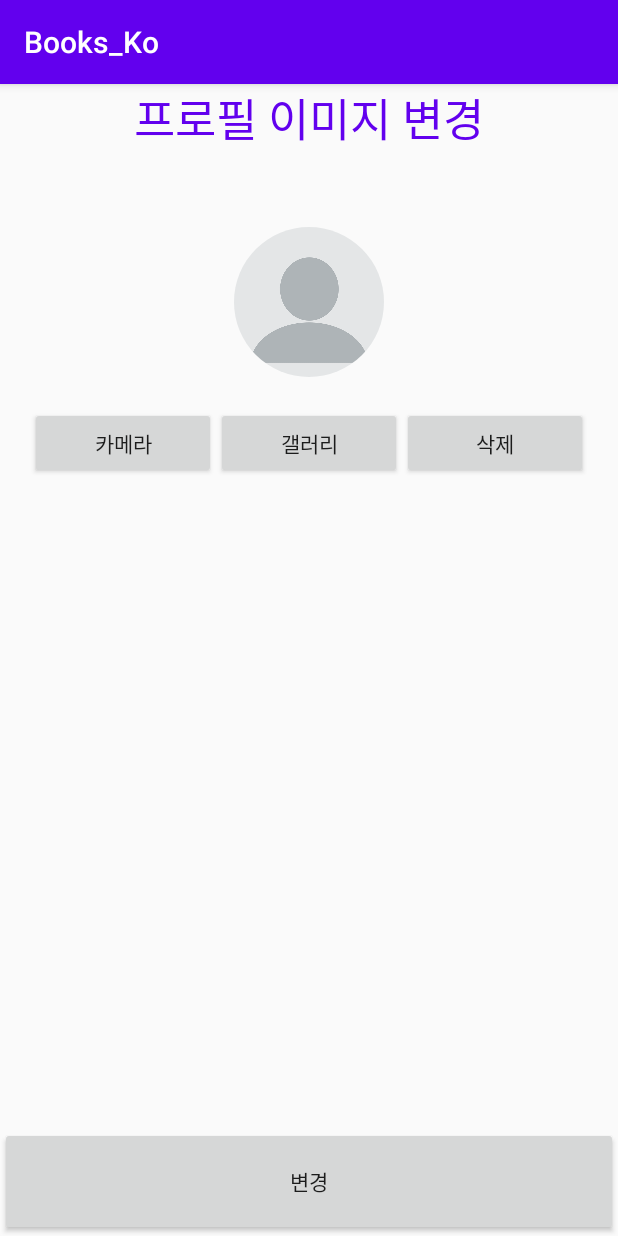
After one commit to superphs333/Books_Ko, an Android app: the Activity_Change_Profile screen opened directly, with no data from a screen before it, on a phone screen of 412 x 824 dp. The commit adds this screen. Run offline under Robolectric (Android 15) with nearby library versions, the phone set to English and light mode, and no system bars; our stand-ins replace CircleImageView, Room's generated code, Volley; libraries missing offline, so code that uses them is left out: com.yalantis.ucrop; network calls fail; pictures from the network do not load; 2 statements that could not run were skipped.

Commit message:
마이페이지-프로필 이미지 변경

```diff
--- a/app/src/main/AndroidManifest.xml
+++ b/app/src/main/AndroidManifest.xml
@@ -39,6 +39,9 @@
         android:roundIcon="@mipmap/ic_launcher_round"
         android:supportsRtl="true"
         android:theme="@style/AppTheme">
+        <activity
+            android:name=".Activity_Change_Profile"
+            android:exported="false" />
         <activity
             android:name=".Activity_Management_Follow"
             android:exported="false" />
--- /dev/null
+++ b/app/src/main/java/com/example/books_ko/Activity_Change_Profile.kt
@@ -0,0 +1,256 @@
+package com.example.books_ko
+
+import android.app.Activity
+import android.content.Intent
+import android.net.Uri
+import androidx.appcompat.app.AppCompatActivity
+import android.os.Bundle
+import android.os.Environment
+import android.util.Log
+import android.view.View
+import android.widget.Toast
+import androidx.activity.result.ActivityResult
+import androidx.activity.result.ActivityResultLauncher
+import androidx.activity.result.contract.ActivityResultContracts
+import androidx.room.Room
+import com.bumptech.glide.Glide
+import com.example.books_ko.Data.ApiData
+import com.example.books_ko.DataBase.UserDatabase
+import com.example.books_ko.Function.AboutMember
+import com.example.books_ko.Function.AboutPicture
+import com.example.books_ko.Interface.JsonPlaceHolderApi
+import com.example.books_ko.databinding.ActivityChangeProfileBinding
+import com.yalantis.ucrop.UCrop
+import kotlinx.coroutines.CoroutineScope
+import kotlinx.coroutines.Dispatchers
+import kotlinx.coroutines.launch
+import kotlinx.coroutines.withContext
+import okhttp3.MediaType.Companion.toMediaTypeOrNull
+import okhttp3.MultipartBody
+import okhttp3.RequestBody.Companion.asRequestBody
+import okhttp3.RequestBody.Companion.toRequestBody
+import retrofit2.Call
+import retrofit2.Callback
+import retrofit2.Response
+import retrofit2.Retrofit
+import retrofit2.converter.gson.GsonConverterFactory
+import java.io.File
+import java.io.FileOutputStream
+import java.text.SimpleDateFormat
+import java.util.*
+
+class Activity_Change_Profile : AppCompatActivity() {
+
+    private lateinit var binding : ActivityChangeProfileBinding
+
+    private lateinit var database : UserDatabase
+
+    var email = ""
+
+    /*
+    카메라, 갤러리 관련
+     */
+    // launher 선언
+    private var rl_camera // 카메라
+            : ActivityResultLauncher<Intent>? = null
+    private var rl_gallery // 갤러리
+            : ActivityResultLauncher<Intent>? = null
+    private var rl_crop // 크롭
+            : ActivityResultLauncher<Intent>? = null
+    var image_Uri: String? = null
+
+    override fun onCreate(savedInstanceState: Bundle?) {
+        super.onCreate(savedInstanceState)
+        binding = ActivityChangeProfileBinding.inflate(layoutInflater)
+        setContentView(binding.root)
+
+        // [개선] 권한설정
+
+        /*
+        기존 이미지 셋팅
+         */
+        database = Room.databaseBuilder(applicationContext, UserDatabase::class.java, "app_database").build()
+        val userLiveData = database.userDao().getUser()
+        CoroutineScope(Dispatchers.IO).launch{
+            withContext(Dispatchers.Main){
+                userLiveData.observe(this@Activity_Change_Profile, androidx.lifecycle.Observer { userLiveData ->
+                    email = userLiveData.email
+                    Log.i("정보태그","email->$email")
+                    CoroutineScope(Dispatchers.IO).launch{
+                        image_Uri = AboutMember.getMemberInfo(applicationContext,email,"profile_url")
+                        if(image_Uri!=null || image_Uri!=""){
+                            withContext(Dispatchers.Main){
+                                // 프로필 이미지 셋팅
+                                val glideImg = if (image_Uri!!.contains(getString(R.string.img_profile))) {
+                                    getString(R.string.server_url).removeSuffix("/") + image_Uri
+                                } else image_Uri
+                                Log.i("정보태그","glideImg->$glideImg")
+                                Glide.with(applicationContext).load(glideImg).into(binding.imgProfile)
+                            }
+                        }
+
+                    }
+                })
+            }
+        }
+
+
+        rl_crop = registerForActivityResult(
+            ActivityResultContracts.StartActivityForResult()
+        ) { result ->
+            Log.i("정보태그", "result->" + result)
+            if (result.resultCode == Activity.RESULT_OK) {
+
+                var resultUri = result.data?.let { UCrop.getOutput(it) };
+                Log.i("정보태그","(크롭후)resultUri->"+resultUri)
+
+                // 이미지 URI가 캐시 디렉토리를 참조하는 경우 외부 저장소로 복사
+                if (resultUri != null && resultUri.toString().startsWith("file:///data/user/0/")) {
+                    val timeStamp  = SimpleDateFormat("yyyyMMdd_HHmmss").format(Date())
+                    val imageFileName = "Profile_$timeStamp"+"_"
+                    val inputStream = contentResolver.openInputStream(resultUri) // 이미지 파일 읽는다
+                    val outputFile = File(applicationContext.getExternalFilesDir(Environment.DIRECTORY_PICTURES), "${imageFileName}.jpg") // 외부 저장소에 새 이미지 파일 생성
+                    val outputStream = FileOutputStream(outputFile)
+
+                    // 이미지 파일 복사
+                    inputStream.use { input ->
+                        outputStream.use { output ->
+                            input?.copyTo(output)
+                        }
+                    }
+
+                    // 외부 저장소에 있는 새 파일의 URI로 변경
+                    resultUri = Uri.fromFile(outputFile)
+                    image_Uri = resultUri?.toString()?.removePrefix("file://")
+                }
+
+                // 이미지 셋팅
+                binding.imgProfile.setImageURI(resultUri)
+
+
+            } else if (result.resultCode == UCrop.RESULT_ERROR) {
+                val cropError = UCrop.getError(result.data!!)
+                if (cropError != null) {
+                    Log.e("TAG", "UCrop error: ${cropError.message}")
+                }
+            }
+        }
+
+        rl_camera = registerForActivityResult<Intent, ActivityResult>(
+            ActivityResultContracts.StartActivityForResult(),
+        ) { result ->
+            if (result.resultCode == RESULT_OK) {
+                Log.i("정보태그", "(registerForActivityResult)카메라")
+                Log.i("정보태그", "(카메라)image_Uri=>$image_Uri")
+                val original_uri = Uri.parse(image_Uri)
+                var return_uri: Uri? = null
+                return_uri = if (original_uri.scheme == null) {
+                    Log.i("정보태그", "original_uri.getScheme()==null")
+                    Uri.fromFile(File(image_Uri))
+                } else {
+                    Log.i("정보태그", "original_uri.getScheme()!=null")
+                    original_uri
+                }
+                Log.i("정보태그", "return_uri=$return_uri")
+                // 앞에 file://이 붙어서 나옴
+
+                // 이미지 크롭하기
+                var cropIntent = UCrop.of(return_uri, return_uri)
+                    .withAspectRatio(1f, 1f) // 사각형 비율을 사용하려면 이 줄을 삭제하거나 주석 처리하세요.
+                    .getIntent(applicationContext)
+                rl_crop!!.launch(cropIntent)
+            }
+        }
+
+
+        rl_gallery = registerForActivityResult<Intent, ActivityResult>(
+            ActivityResultContracts.StartActivityForResult(),
+        ) { result ->
+            if (result.resultCode == RESULT_OK) {
+                // 이미지 크롭하기
+                val imageUri = result.data!!.data!!
+                val outputUri = Uri.fromFile(File(applicationContext.cacheDir, "cropped_image.jpg"))
+                var cropIntent2 = UCrop.of(imageUri, outputUri)
+                    .withAspectRatio(1f, 1f) // 사각형 비율을 사용하려면 이 줄을 삭제하거나 주석 처리하세요.
+                    .getIntent(applicationContext)
+                rl_crop!!.launch(cropIntent2)
+            }
+        }
+    }
+
+
+
+
+
+
+    /*
+    카메라에서 프로필이미지 셋팅
+     */
+    fun camera_ksfor_profile(view: View) {
+        image_Uri = AboutPicture.cameraOnePicture(rl_camera!!, applicationContext,getString(R.string.img_profile))
+    }
+
+
+
+    /*
+    갤러리에서 프로필 이미지 셋팅
+     */
+    fun gallery_for_profile(view: View) {
+        AboutPicture.gallery_one_picture(rl_gallery!!);
+    }
+
+    /*
+    프로필 이미지 삭제
+     */
+    fun delete_profile_picture(view: View) {
+        // 프로필 이미지에 기본 이미지 셋팅
+        binding.imgProfile.setImageResource(R.drawable.basic_profile_img)
+        // uri에 셋팅되어 있는 값 초기화
+        image_Uri = null
+    }
+
+    /*
+    프로필 이미지 서버로 전송
+     */
+    // [개선] 이미지 없을 때 처리
+    fun send_to_server(view: View) {
+        val retrofit = Retrofit.Builder()
+            .baseUrl(applicationContext.getString(R.string.server_url))
+            .addConverterFactory(GsonConverterFactory.create())
+            .build()
+        val myApi = retrofit.create(JsonPlaceHolderApi::class.java)
+        val accept_sort = "Update_Profile_img".toRequestBody("text/plain".toMediaTypeOrNull())
+        val emailToSend = email.toRequestBody("text/plain".toMediaTypeOrNull())
+        val filePath = File(image_Uri) // 이미지 파일의 경로를 가져옵니다.
+        val profileImageFile = File(filePath.absolutePath) // 이미지 파일 객체를 생성합니다.
+        val profileImage = profileImageFile.asRequestBody("image/jpeg".toMediaTypeOrNull())
+        val profileImagePart = MultipartBody.Part.createFormData("uploadedfile", profileImageFile.name, profileImage)
+        myApi.sendDataToChangeProfileUrl(accept_sort,emailToSend, profileImagePart).enqueue(object :
+            Callback<ApiResponse<ApiData>> {
+            override fun onResponse(call: Call<ApiResponse<ApiData>>, response: Response<ApiResponse<ApiData>>) {
+                var toString: String = response.raw().toString()
+                Log.i("정보태그","정보->${toString}")
+                // 요청 성공 처리
+                val result = response.body()
+
+                if (result?.status == "success") {
+                    Toast.makeText(applicationContext, R.string.profile_img_update_ok, Toast.LENGTH_SHORT).show()
+                    finish() // 액티비티 종료
+                } else {
+                    // 서버 응답이 실패했을 때 처리할 코드 작성
+                    Toast.makeText(
+                        applicationContext,
+                        "죄송합니다. 문제가 생겼습니다. 다시 시도해주세요",
+                        Toast.LENGTH_SHORT
+                    ).show()
+
+                }
+            }
+
+            override fun onFailure(call: Call<ApiResponse<ApiData>>, t: Throwable) {
+                // 요청 실패 처리
+                Log.i("정보태그",t.message.toString())
+            }
+        })
+    }
+}
--- a/app/src/main/java/com/example/books_ko/Interface/JsonPlaceHolderApi.kt
+++ b/app/src/main/java/com/example/books_ko/Interface/JsonPlaceHolderApi.kt
@@ -20,6 +20,14 @@ interface JsonPlaceHolderApi {
         @Part("email") email: RequestBody,
         @Part("pw") password: RequestBody,
         @Part("nickname") name: RequestBody,
+        @Part profileImage: MultipartBody.Part
+    ): retrofit2.Call<ApiResponse<ApiData>>
+
+    @Multipart
+    @POST("About_Member.php")
+    fun sendDataToChangeProfileUrl(
+        @Part("accept_sort") accept_sort: RequestBody,
+        @Part("email") email: RequestBody,
         @Part profileImage: MultipartBody.Part
     ): retrofit2.Call<ApiResponse<ApiData>>
 
--- /dev/null
+++ b/app/src/main/res/layout/activity_change_profile.xml
@@ -0,0 +1,78 @@
+<?xml version="1.0" encoding="utf-8"?>
+<LinearLayout
+    android:orientation="vertical"
+    xmlns:android="http://schemas.android.com/apk/res/android"
+    xmlns:app="http://schemas.android.com/apk/res-auto"
+    xmlns:tools="http://schemas.android.com/tools"
+    android:layout_width="match_parent"
+    android:layout_height="match_parent"
+    tools:context=".Activity_Change_Profile">
+
+    <TextView
+        android:id="@+id/txt_title"
+        style="@style/TITLE_STYLE"
+        android:layout_width="wrap_content"
+        android:layout_height="wrap_content"
+        android:text="프로필 이미지 변경" />
+
+    <LinearLayout
+        android:layout_width="fill_parent"
+        android:layout_height="0dp"
+        android:layout_weight="9"
+        android:orientation="vertical">
+
+        <LinearLayout
+            android:layout_width="fill_parent"
+            android:layout_height="wrap_content"
+            android:layout_marginTop="50sp"
+            android:gravity="center"
+            android:orientation="horizontal">
+
+            <de.hdodenhof.circleimageview.CircleImageView
+                android:id="@+id/img_profile"
+                android:layout_width="100dp"
+                android:layout_height="100dp"
+                android:src="@drawable/basic_profile_img" />
+        </LinearLayout>
+
+        <LinearLayout
+            android:layout_width="match_parent"
+            android:layout_height="wrap_content"
+            android:layout_margin="10sp"
+            android:orientation="horizontal"
+            android:padding="10sp">
+
+            <Button
+                android:id="@+id/btn_camera"
+                android:onClick="camera_ksfor_profile"
+                android:layout_width="wrap_content"
+                android:layout_height="wrap_content"
+                android:layout_weight="1"
+                android:text="카메라" />
+
+            <Button
+                android:id="@+id/btn_gallery"
+                android:layout_width="wrap_content"
+                android:layout_height="wrap_content"
+                android:layout_weight="1"
+                android:onClick="gallery_for_profile"
+                android:text="갤러리" />
+
+            <Button
+                android:id="@+id/btn_delete"
+                android:onClick="delete_profile_picture"
+                android:layout_width="wrap_content"
+                android:layout_height="wrap_content"
+                android:layout_weight="1"
+                android:text="삭제" />
+        </LinearLayout>
+    </LinearLayout>
+
+    <Button
+        android:id="@+id/btn_change"
+        android:layout_width="match_parent"
+        android:layout_height="0dp"
+        android:layout_weight="1"
+        android:onClick="send_to_server"
+        android:text="변경" />
+</LinearLayout>
```
Also changed, not shown: app/src/main/java/com/example/books_ko/Fragment_mypage.kt (+16 -0 lines).
